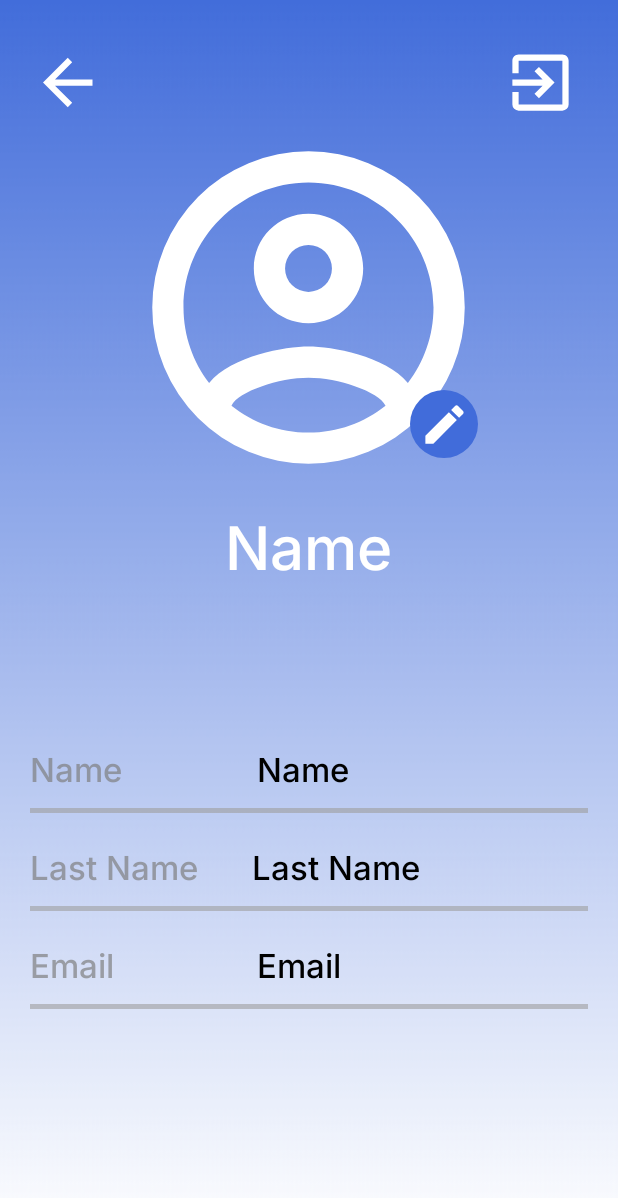
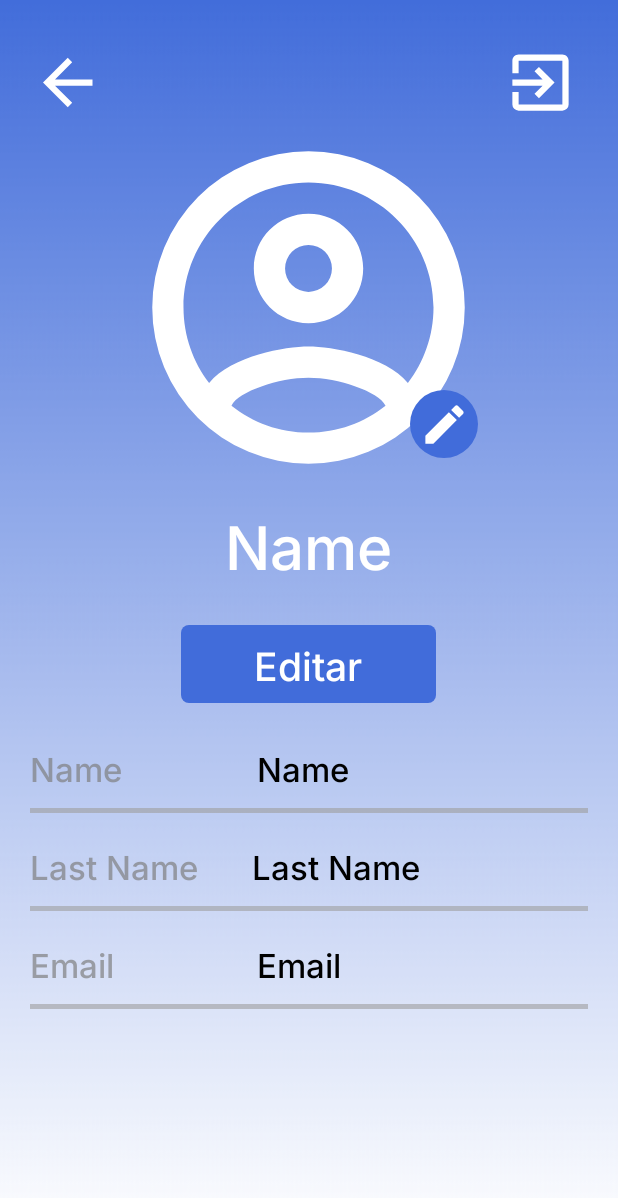
Before and after one commit to Risk43/proyectoKotlin, an Android app: the ProfileActivity screen opened directly, with no data from a screen before it, on a phone screen of 412 x 824 dp. Shown: the top 1198 px of the screen. Run offline under Robolectric (Android 15) with nearby library versions, the phone set to English and light mode, and no system bars; our stand-ins replace CircleImageView, Firebase (no records; nobody signed in at launch, a user with empty details on screens opened directly); 2 statements that could not run were skipped.

```diff
--- a/app/src/main/java/com/example/proyectokotlin/activities/ProfileActivity.kt
+++ b/app/src/main/java/com/example/proyectokotlin/activities/ProfileActivity.kt
@@ -5,36 +5,50 @@ import android.content.Intent
 import android.net.Uri
 import androidx.appcompat.app.AppCompatActivity
 import android.os.Bundle
+import android.text.Editable
 import android.view.View
 import android.widget.Button
+import android.widget.EditText
 import android.widget.ImageButton
 import android.widget.ImageView
+import android.widget.LinearLayout
 import android.widget.ProgressBar
 import android.widget.TextView
 import android.widget.Toast
 import androidx.activity.result.contract.ActivityResultContracts
 import com.bumptech.glide.Glide
 import com.example.proyectokotlin.R
-import com.google.common.base.MoreObjects.ToStringHelper
 import com.google.firebase.auth.FirebaseAuth
 import com.google.firebase.firestore.FirebaseFirestore
 import com.google.firebase.storage.FirebaseStorage
 import com.google.firebase.storage.StorageReference
+import kotlin.properties.Delegates
 
 class ProfileActivity : AppCompatActivity() {
 
+    private var editName by Delegates.notNull<String>()
+    private var editLName by Delegates.notNull<String>()
+
     private lateinit var session: String
+
+    private lateinit var lyProfileData: LinearLayout
+    private lateinit var lyEditData: LinearLayout
 
     private lateinit var profile: TextView
     private lateinit var profileName: TextView
     private lateinit var profileLName: TextView
     private lateinit var profileEmail: TextView
 
+    private lateinit var etEditName: EditText
+    private lateinit var etEditLName: EditText
+
     private lateinit var ivBack: ImageView
     private lateinit var ivSingOut: ImageView
     private lateinit var ivProfilePhoto: ImageView
 
     private lateinit var btUpload: Button
+    private lateinit var btEdit: Button
+    private lateinit var btSave: Button
     private lateinit var btEditPhoto: ImageButton
 
     private lateinit var progressBar: ProgressBar
@@ -67,23 +81,36 @@ class ProfileActivity : AppCompatActivity() {
     }
 
     private fun initVars(){
+        lyProfileData = findViewById(R.id.lyProfileData)
+        lyEditData = findViewById(R.id.lyEditData)
+
         profile = findViewById(R.id.tvProfile)
         profileName = findViewById(R.id.tvProfileName)
         profileLName = findViewById(R.id.tvProfileLName)
         profileEmail = findViewById(R.id.tvProfileEmail)
+
+        etEditName = findViewById(R.id.etEditName)
+        etEditLName = findViewById(R.id.etEditLName)
+
         ivProfilePhoto = findViewById(R.id.ivProfilePhoto)
+
         btUpload = findViewById(R.id.btUpload)
+        btEdit = findViewById(R.id.btEdit)
+        btSave = findViewById(R.id.btSave)
         btEditPhoto = findViewById(R.id.btEditPhoto)
+
         progressBar = findViewById(R.id.progresBar)
+
         storageReference = FirebaseStorage.getInstance().reference
 
+        lyEditData.visibility = View.INVISIBLE
         btUpload.visibility = View.INVISIBLE
     }
     private fun initComponents(session: String, provider: ProviderType){
         setData(session)
         goMain(session, provider)
         singOut()
-        uploadPhoto()
+        clickActions(session)
         updatePhoto(session)
     }
 
@@ -112,7 +139,8 @@ class ProfileActivity : AppCompatActivity() {
                         val email = document.getString("email")
                         val photo = document.getString("photo")
 
-
+                        editName = name.toString()
+                        editLName = lName.toString()
                         profile.text = name
                         profileName.text = name
                         profileLName.text = lName
@@ -124,7 +152,7 @@ class ProfileActivity : AppCompatActivity() {
         }
     }
 
-    private fun uploadPhoto(){
+    private fun clickActions(session: String){
         btEditPhoto.setOnClickListener {
             resultLauncher.launch("image/*")
             btUpload.visibility = View.VISIBLE
@@ -133,14 +161,27 @@ class ProfileActivity : AppCompatActivity() {
             selectPhoto()
             btUpload.visibility = View.INVISIBLE
         }
+        btEdit.setOnClickListener {
+            lyProfileData.visibility = View.INVISIBLE
+            lyEditData.visibility = View.VISIBLE
+            btEdit.visibility = View.INVISIBLE
+
+        }
+        btSave.setOnClickListener {
+            updateData()
+            setData(session)
+            lyProfileData.visibility = View.VISIBLE
+            lyEditData.visibility = View.INVISIBLE
+            btEdit.visibility = View.VISIBLE
+        }
     }
 
 
     private val resultLauncher = registerForActivityResult(
         ActivityResultContracts.GetContent()){
-        imageUri = it
-        ivProfilePhoto.setBackgroundResource(R.color.transparent)
-        ivProfilePhoto.setImageURI(imageUri)
+            imageUri = it
+            ivProfilePhoto.setBackgroundResource(R.color.transparent)
+            ivProfilePhoto.setImageURI(imageUri)
     }
 
 
@@ -184,6 +225,32 @@ class ProfileActivity : AppCompatActivity() {
         }
     }
 
+    private fun updateData(){
+        val name = etEditName.text.toString()
+        val lName = etEditLName.text.toString()
+
+        progressBar.visibility = View.VISIBLE
+
+        if (name.isEmpty() || lName.isEmpty()){
+            Toast.makeText(this, "Error al actualizar", Toast.LENGTH_SHORT).show()
+        }else{
+            val map = hashMapOf<String, Any>()
+            map.put("name", name)
+            map.put("lastName", lName)
+            FirebaseFirestore.getInstance().collection("users").document(session).update(map).addOnCompleteListener { task ->
+                if (task.isSuccessful){
+                    Toast.makeText(this,"Información actualizada", Toast.LENGTH_SHORT).show()
+                }else{
+                    Toast.makeText(this, "Error al actualizar", Toast.LENGTH_SHORT).show()
+                }
+                progressBar.visibility = View.GONE
+                etEditName.text = null
+                etEditLName.text = null
+            }
+        }
+
+    }
+
     private fun goMain(session: String, provider: ProviderType) {
         ivBack = findViewById(R.id.ivBack)
         ivBack.setOnClickListener {
--- a/app/src/main/res/layout/activity_profile.xml
+++ b/app/src/main/res/layout/activity_profile.xml
@@ -36,38 +36,37 @@
         </LinearLayout>
 
         <LinearLayout
+            android:layout_width="match_parent"
             android:layout_height="wrap_content"
-            android:layout_width="match_parent"
-            android:orientation="vertical"
-            >
+            android:orientation="vertical">
 
             <de.hdodenhof.circleimageview.CircleImageView
                 android:id="@+id/ivProfilePhoto"
+                android:layout_width="250dp"
                 android:layout_height="250dp"
-                android:layout_width="250dp"
-                android:background="@drawable/account_circle_outline"
-                android:layout_gravity="center"/>
+                android:layout_gravity="center"
+                android:background="@drawable/account_circle_outline" />
 
             <ImageButton
                 android:id="@+id/btEditPhoto"
+                android:layout_width="45dp"
                 android:layout_height="45dp"
-                android:layout_width="45dp"
+                android:layout_gravity="center"
+                android:layout_marginLeft="90dp"
                 android:layout_marginTop="-70dp"
-                android:layout_marginLeft="90dp"
-                android:layout_gravity="center"
                 android:background="@drawable/circle_button"
-                android:src="@drawable/pencil"/>
+                android:src="@drawable/pencil" />
 
             <TextView
                 android:id="@+id/tvProfile"
+                android:layout_width="wrap_content"
                 android:layout_height="wrap_content"
-                android:layout_width="wrap_content"
+                android:layout_gravity="center"
                 android:layout_marginTop="30dp"
+                android:fontFamily="@font/inter_medium"
                 android:text="Name"
                 android:textColor="@color/white"
-                android:textSize="40dp"
-                android:layout_gravity="center"
-                android:fontFamily="@font/inter_medium"/>
+                android:textSize="40dp" />
 
             <android.widget.Button
                 android:id="@+id/btUpload"
@@ -78,23 +77,38 @@
                 android:background="@drawable/corners"
                 android:backgroundTint="@color/azulbt"
                 android:fontFamily="@font/inter_medium"
+                android:onClick="login"
                 android:text="Actualizar"
                 android:textAllCaps="false"
                 android:textColor="@color/white"
-                android:textSize="26dp"
-                android:onClick="login"/>
+                android:textSize="26dp" />
 
             <ProgressBar
                 android:id="@+id/progresBar"
+                android:layout_width="match_parent"
                 android:layout_height="match_parent"
-                android:layout_width="match_parent"
                 android:layout_marginTop="-50dp"
-                android:visibility="gone"
-                android:indeterminateTint="@color/azulbt"/>
+                android:indeterminateTint="@color/azulbt"
+                android:visibility="gone" />
+
+            <android.widget.Button
+                android:id="@+id/btEdit"
+                android:layout_width="170dp"
+                android:layout_height="52dp"
+                android:layout_gravity="center"
+                android:layout_marginTop="-55dp"
+                android:background="@drawable/corners"
+                android:backgroundTint="@color/azulbt"
+                android:fontFamily="@font/inter_medium"
+                android:text="Editar"
+                android:textAllCaps="false"
+                android:textColor="@color/white"
+                android:textSize="26dp" />
 
         </LinearLayout>
 
         <LinearLayout
+            android:id="@+id/lyProfileData"
             android:layout_height="wrap_content"
             android:layout_width="match_parent"
             android:layout_marginTop="-100dp"
@@ -189,6 +203,78 @@
 
         </LinearLayout>
 
+        <LinearLayout
+            android:id="@+id/lyEditData"
+            android:layout_height="wrap_content"
+            android:layout_width="match_parent"
+            android:layout_marginTop="-185dp"
+            android:orientation="vertical">
+
+            <LinearLayout
+                android:layout_height="45dp"
+                android:layout_width="match_parent"
+                android:orientation="horizontal"
+                android:layout_marginLeft="20dp"
+                android:layout_marginRight="20dp">
+
+                <TextView
+                    android:layout_height="wrap_content"
+                    android:layout_width="wrap_content"
+                    android:textSize="22dp"
+                    android:text="Name"
+                    android:fontFamily="@font/inter_medium"
+                    android:textColor="#AE7C7C7C"/>
+
+                <EditText
+                    android:id="@+id/etEditName"
+                    android:layout_height="wrap_content"
+                    android:layout_width="200dp"
+                    android:layout_marginLeft="85dp"
+                    android:textSize="22dp"/>
+
+            </LinearLayout>
+
+            <LinearLayout
+                android:layout_height="45dp"
+                android:layout_width="match_parent"
+                android:orientation="horizontal"
+                android:layout_marginTop="20dp"
+                android:layout_marginLeft="20dp"
+                android:layout_marginRight="20dp">
+
+                <TextView
+                    android:layout_height="wrap_content"
+                    android:layout_width="wrap_content"
+                    android:textSize="22dp"
+                    android:text="Last name"
+                    android:fontFamily="@font/inter_medium"
+                    android:textColor="#AE7C7C7C"/>
+
+                <EditText
+                    android:id="@+id/etEditLName"
+                    android:layout_height="wrap_content"
+                    android:layout_width="200dp"
+                    android:layout_marginLeft="36dp"
+                    android:textSize="22dp"/>
+
+            </LinearLayout>
+
+            <android.widget.Button
+                android:id="@+id/btSave"
+                android:layout_width="170dp"
+                android:layout_height="52dp"
+                android:layout_gravity="center"
+                android:layout_marginTop="20dp"
+                android:background="@drawable/corners"
+                android:backgroundTint="@color/azulbt"
+                android:fontFamily="@font/inter_medium"
+                android:text="Guardar"
+                android:textAllCaps="false"
+                android:textColor="@color/white"
+                android:textSize="26dp" />
+
+        </LinearLayout>
+
     </LinearLayout>
 
 </LinearLayout>
```
